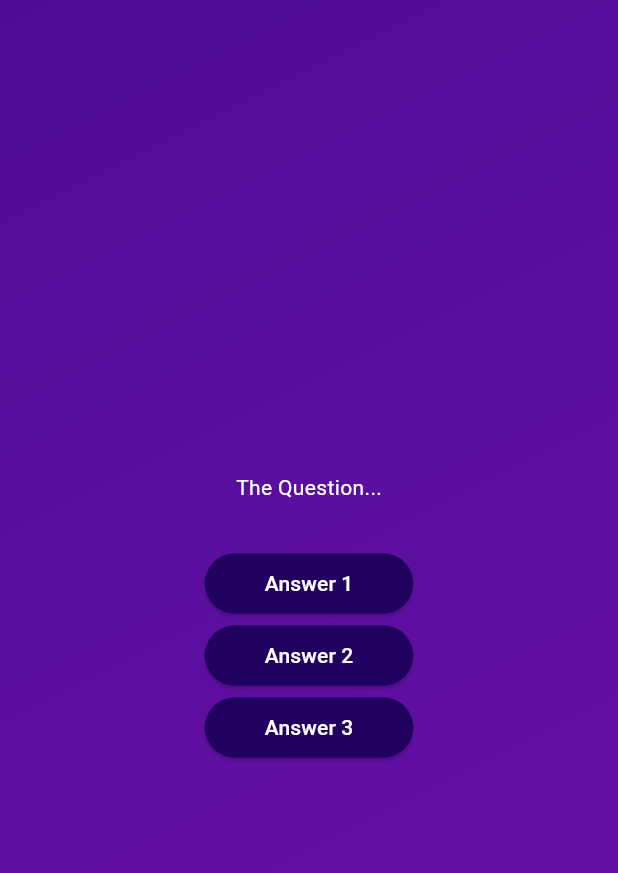
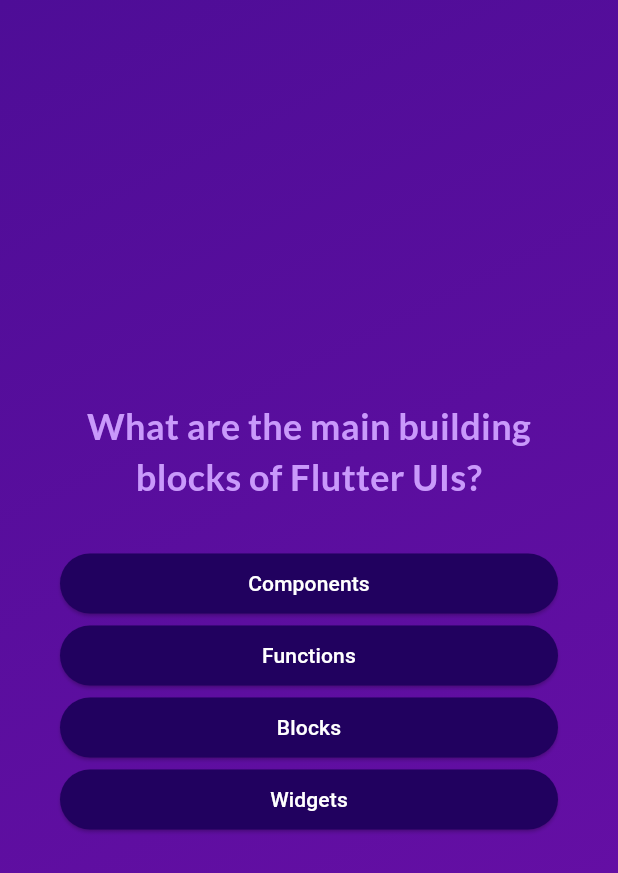
Before and after one commit to ghost9742/flutter, a Flutter app: the screen it shows after launch, after a tap on "Start Quiz", on a phone screen of 412 x 824 dp. Shown: the top 873 px of the screen. Run offline on Flutter 3.47's test engine with Material 3 defaults, Android fonts, the phone set to English and light mode, and no system bars; our stand-ins replace google_fonts.

```diff
--- a/quizz_app/lib/answer_button.dart
+++ b/quizz_app/lib/answer_button.dart
@@ -22,7 +22,10 @@ class AnswerButton extends StatelessWidget {
           borderRadius: BorderRadius.circular(40),
         ),
       ),
-      child: Text(answerText),
+      child: Text(
+        answerText,
+        textAlign: TextAlign.center,
+      ),
     );
   }
 }
--- a/quizz_app/lib/models/quiz_question.dart
+++ b/quizz_app/lib/models/quiz_question.dart
@@ -3,4 +3,10 @@ class QuizQuestion {
 
   final String text;
   final List<String> answers;
+
+  List<String> getShuffledAnswers() {
+    final shuffledList = List.of(answers);
+    shuffledList.shuffle();
+    return shuffledList;
+  }
 }
--- a/quizz_app/lib/questions_screen.dart
+++ b/quizz_app/lib/questions_screen.dart
@@ -1,8 +1,12 @@
 import 'package:flutter/material.dart';
+import 'package:google_fonts/google_fonts.dart';
 import 'package:quizz_app/answer_button.dart';
+import 'package:quizz_app/data/questions.dart';
 
 class QuestionsScreen extends StatefulWidget {
-  const QuestionsScreen({super.key});
+  const QuestionsScreen({super.key, required this.onSelectAnswer});
+
+  final void Function(String answer) onSelectAnswer;
 
   @override
   State<QuestionsScreen> createState() {
@@ -11,33 +15,47 @@ class QuestionsScreen extends StatefulWidget {
 }
 
 class _QuestionsScreenState extends State<QuestionsScreen> {
+  var currentQuestionIndex = 0;
+
+  void answerQuestion(String selectedAnswer) {
+    widget.onSelectAnswer(selectedAnswer);
+    setState(() {
+      currentQuestionIndex++;
+    });
+  }
+
   @override
   Widget build(context) {
+    final currentQuestion = questions[currentQuestionIndex];
+
     return SizedBox(
       width: double.infinity,
+      child: Container(
+        margin: const EdgeInsets.all(40),
         child: Column(
           mainAxisAlignment: MainAxisAlignment.center,
+          crossAxisAlignment: CrossAxisAlignment.stretch,
           children: [
-          const Text(
-            'The Question...',
-            style: TextStyle(
-              color: Colors.white,
+            Text(
+              currentQuestion.text,
+              style: GoogleFonts.lato(
+                color: const Color.fromARGB(255, 201, 153, 251),
+                fontSize: 24,
+                fontWeight: FontWeight.bold,
               ),
+              textAlign: TextAlign.center,
             ),
             const SizedBox(height: 30),
-          AnswerButton(
-            answerText: 'Answer 1',
-            onTap: () {},
+            ...currentQuestion.getShuffledAnswers().map((answer) {
+              return AnswerButton(
+                answerText: answer,
+                onTap: () {
+                  answerQuestion(answer);
+                },
+              );
+            })
+          ],
         ),
-          AnswerButton(
-            answerText: 'Answer 2',
-            onTap: () {},
-          ),
-          AnswerButton(
-            answerText: 'Answer 3',
-            onTap: () {},
-          ),
-        ],
       ),
     );
   }
--- a/quizz_app/lib/quizz.dart
+++ b/quizz_app/lib/quizz.dart
@@ -1,5 +1,7 @@
 import 'package:flutter/material.dart';
+import 'package:quizz_app/data/questions.dart';
 import 'package:quizz_app/questions_screen.dart';
+import 'package:quizz_app/results_screen.dart';
 import "package:quizz_app/start_screen.dart";
 
 class Quiz extends StatefulWidget {
@@ -12,6 +14,7 @@ class Quiz extends StatefulWidget {
 }
 
 class _QuizState extends State<Quiz> {
+  List<String> selectedAnswers = [];
   var activeScreen = 'start-screen';
 
   switchScreen() {
@@ -20,8 +23,40 @@ class _QuizState extends State<Quiz> {
     });
   }
 
+  void chooseAnswer(String answer) {
+    selectedAnswers.add(answer);
+
+    if (selectedAnswers.length == questions.length) {
+      setState(() {
+        activeScreen = 'results-screen';
+      });
+    }
+  }
+
+  void restartQuiz() {
+    setState(() {
+      selectedAnswers = [];
+      activeScreen = 'start-screen';
+    });
+  }
+
   @override
   Widget build(context) {
+    Widget screenWidget = StartScreen(switchScreen);
+
+    if (activeScreen == 'questions-screen') {
+      screenWidget = QuestionsScreen(
+        onSelectAnswer: chooseAnswer,
+      );
+    }
+
+    if (activeScreen == 'results-screen') {
+      screenWidget = ResultsScreen(
+        chosenAnswers: selectedAnswers,
+        onRestart: restartQuiz,
+      );
+    }
+
     return MaterialApp(
       home: Scaffold(
         body: Container(
@@ -34,9 +69,7 @@ class _QuizState extends State<Quiz> {
             begin: Alignment.topLeft,
             end: Alignment.bottomRight,
           )),
-          child: activeScreen == 'start-screen'
-              ? StartScreen(switchScreen)
-              : const QuestionsScreen(),
+          child: screenWidget,
         ),
       ),
     );
--- a/quizz_app/lib/start_screen.dart
+++ b/quizz_app/lib/start_screen.dart
@@ -1,4 +1,5 @@
 import 'package:flutter/material.dart';
+import 'package:google_fonts/google_fonts.dart';
 
 class StartScreen extends StatelessWidget {
   const StartScreen(this.startQuiz, {super.key});
@@ -19,11 +20,11 @@ class StartScreen extends StatelessWidget {
           const SizedBox(
             height: 80,
           ),
-          const Text(
+          Text(
             'Learn Flutter the fun way!',
-            style: TextStyle(
-              color: Color.fromARGB(255, 255, 255, 255),
-              fontSize: 25,
+            style: GoogleFonts.lato(
+              color: const Color.fromARGB(255, 237, 223, 252),
+              fontSize: 24,
             ),
           ),
           const SizedBox(
--- a/quizz_app/pubspec.yaml
+++ b/quizz_app/pubspec.yaml
@@ -34,6 +34,7 @@ dependencies:
   # The following adds the Cupertino Icons font to your application.
   # Use with the CupertinoIcons class for iOS style icons.
   cupertino_icons: ^1.0.8
+  google_fonts: ^6.2.1
 
 dev_dependencies:
   flutter_test:
@@ -44,7 +45,7 @@ dev_dependencies:
   # activated in the `analysis_options.yaml` file located at the root of your
   # package. See that file for information about deactivating specific lint
   # rules and activating additional ones.
-  flutter_lints: ^4.0.0
+  flutter_lints: ^5.0.0
 
 # For information on the generic Dart part of this file, see the
 # following page: https://dart.dev/tools/pub/pubspec
```
Also changed, not shown: quizz_app/lib/question_summary/question_identifier.dart (added, +35 -0 lines), quizz_app/lib/question_summary/summary_item.dart (added, +57 -0 lines), quizz_app/lib/questions_summary.dart (added, +25 -0 lines), quizz_app/lib/results_screen.dart (added, +65 -0 lines), quizz_app/pubspec.lock, 1 other file. Lines whose indentation alone changed are shown as unchanged.
